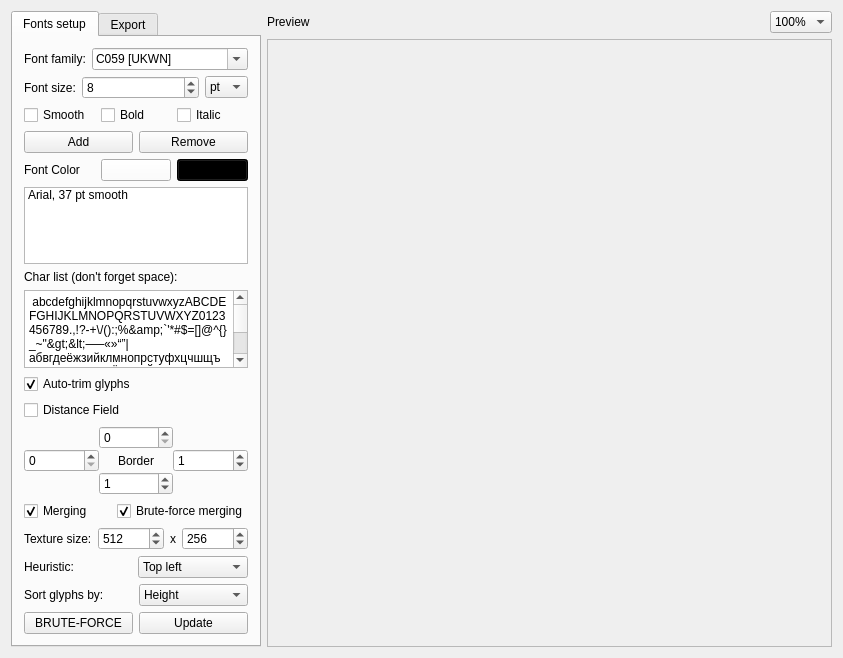
This is src/mainwindow.ui in scriptum/UBFG as Qt 5 draws it before an edit. The edited form follows.
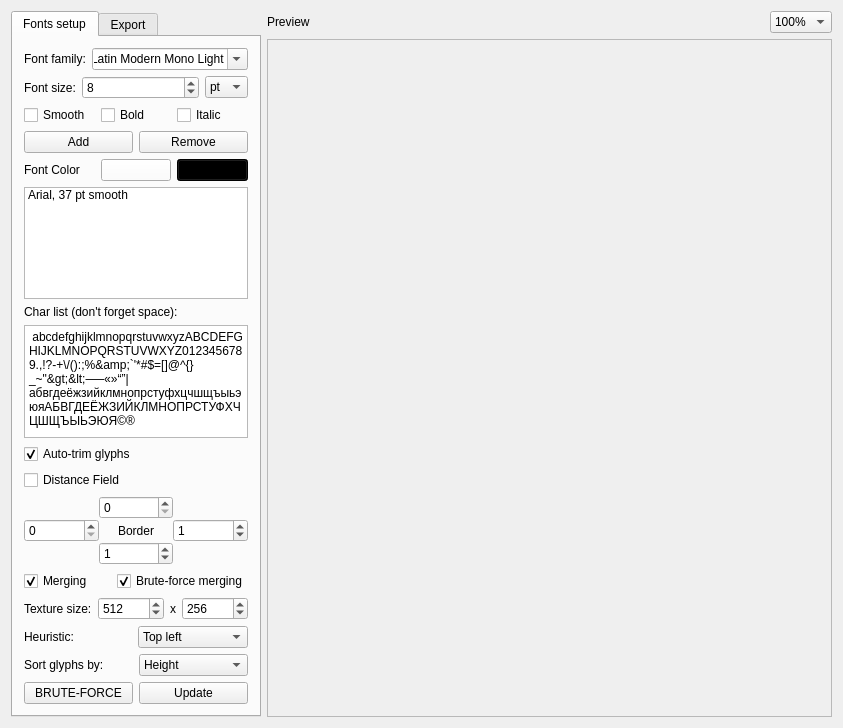
This is the edited form. Custom widgets are drawn as their Qt base class.

Commit message: increase maximum font size

```diff
--- a/src/mainwindow.ui
+++ b/src/mainwindow.ui
@@ -7,7 +7,7 @@
     <x>0</x>
     <y>0</y>
     <width>843</width>
-    <height>658</height>
+    <height>728</height>
    </rect>
   </property>
   <property name="windowTitle">
@@ -67,7 +67,7 @@
              </sizepolicy>
             </property>
             <property name="currentIndex">
-             <number>1</number>
+             <number>40</number>
             </property>
             <property name="sizeAdjustPolicy">
              <enum>QComboBox::AdjustToContents</enum>
@@ -1322,8 +1322,8 @@
           <rect>
            <x>0</x>
            <y>0</y>
-           <width>566</width>
-           <height>604</height>
+           <width>563</width>
+           <height>667</height>
           </rect>
          </property>
          <layout class="QVBoxLayout" name="verticalLayout_3">
```
Left out of the diff: 4 changed lines with no effect on the pictures.
